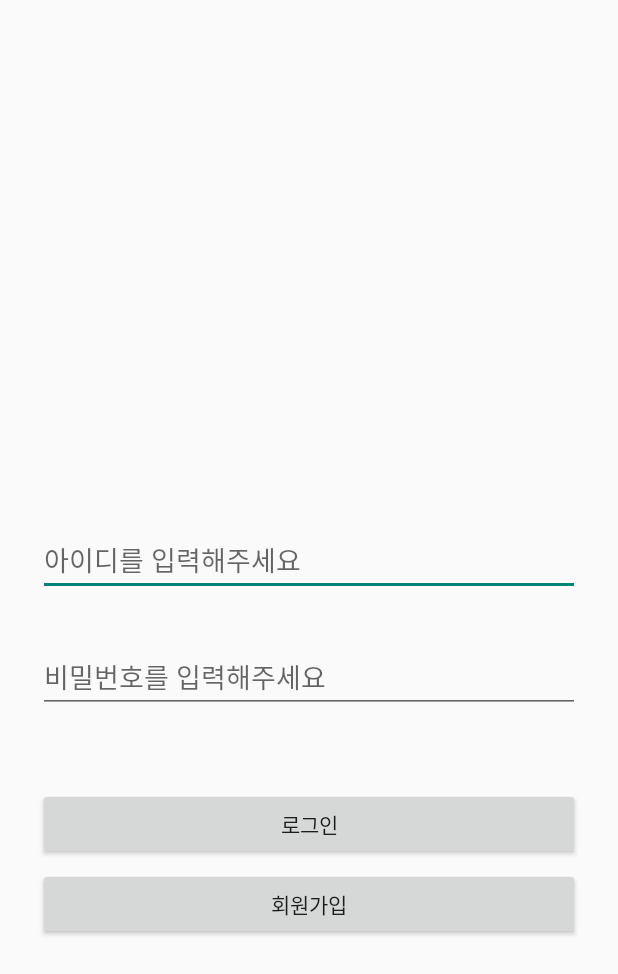
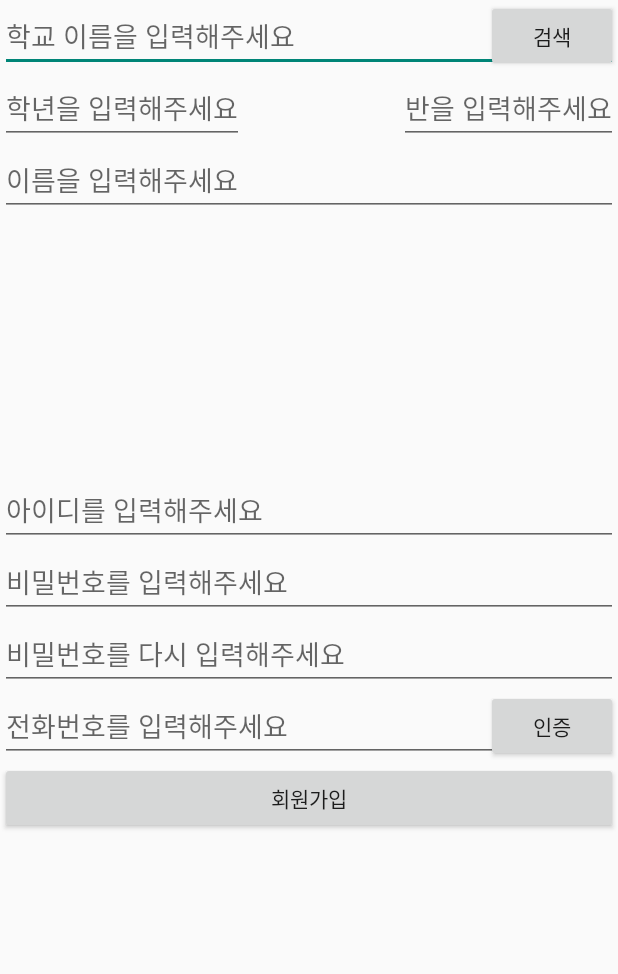
Before and after one commit to 100Seung-Min/school-meal-android, an Android app: the screen it shows after launch (LoginActivity before the commit, RegisterActivity after it), after a tap on "회원가입", on a phone screen of 412 x 824 dp. Shown: the top 974 px of the screen. Run offline under Robolectric (Android 15) with nearby library versions, the phone set to English and light mode, and no system bars; our stand-ins replace Dagger/Hilt's generated code, data binding.

Commit message:
회원가입 구현

```diff
--- /dev/null
+++ b/domain/src/main/java/com/example/domain/usecase/auth/SendMsgUseCase.kt
@@ -0,0 +1,11 @@
+package com.example.domain.usecase.auth
+
+import com.example.domain.repository.AuthRepository
+import javax.inject.Inject
+
+class SendMsgUseCase @Inject constructor(
+    private val authRepository: AuthRepository
+) {
+    suspend fun execute(phone: String) =
+        authRepository.sendMsg(phone)
+}
--- /dev/null
+++ b/domain/src/main/java/com/example/domain/usecase/auth/SignUpUseCase.kt
@@ -0,0 +1,12 @@
+package com.example.domain.usecase.auth
+
+import com.example.domain.param.SignUpParam
+import com.example.domain.repository.AuthRepository
+import javax.inject.Inject
+
+class SignUpUseCase @Inject constructor(
+    private val authRepository: AuthRepository
+) {
+    suspend fun execute(signUpParam: SignUpParam) =
+        authRepository.signUp(signUpParam)
+}
--- /dev/null
+++ b/domain/src/main/java/com/example/domain/usecase/school/SchoolInfoUseCase.kt
@@ -0,0 +1,11 @@
+package com.example.domain.usecase.school
+
+import com.example.domain.repository.SchoolRepository
+import javax.inject.Inject
+
+class SchoolInfoUseCase @Inject constructor(
+    private val schoolRepository: SchoolRepository
+){
+    suspend fun execute(schoolName: String) =
+        schoolRepository.schoolInfo(schoolName)
+}
--- /dev/null
+++ b/presentation/src/main/java/com/example/school_meal/ui/component/register/RegisterActivity.kt
@@ -0,0 +1,75 @@
+package com.example.school_meal.ui.component.register
+
+import android.content.Intent
+import android.util.Log
+import android.view.View
+import android.widget.Toast
+import androidx.activity.viewModels
+import androidx.core.view.isVisible
+import com.example.school_meal.R
+import com.example.school_meal.databinding.ActivityRegisterBinding
+import com.example.school_meal.ui.component.base.BaseActivity
+import com.example.school_meal.ui.component.login.LoginActivity
+import com.example.school_meal.ui.extension.removeDot
+import com.example.school_meal.viewmodel.RegisterViewModel
+import dagger.hilt.android.AndroidEntryPoint
+
+@AndroidEntryPoint
+class RegisterActivity : BaseActivity<ActivityRegisterBinding>(R.layout.activity_register) {
+    private val registerViewModel by viewModels<RegisterViewModel>()
+    override fun init() {
+        binding.register = this
+    }
+
+    override fun observe() {
+        observeSchool()
+        observeCurrentSchool()
+    }
+
+    private fun observeSchool() = registerViewModel.schoolInfo.observe(this) {
+        SchoolListFragment().show(supportFragmentManager, "schoolList")
+    }
+
+    private fun observeCurrentSchool() = registerViewModel.currentSchool.observe(this) {
+        binding.writeSchool.setText(it.schoolName.removeDot())
+    }
+
+    fun click(view: View) {
+        when (view.id) {
+            R.id.searchBtn -> {
+                registerViewModel.schoolInfo(binding.writeSchool.text.toString())
+            }
+            R.id.certifyBtn -> {
+                registerViewModel.sendMsg(binding.writePhone.text.toString())
+                binding.writeCertify.visibility = View.VISIBLE
+            }
+            R.id.registerBtn -> {
+                if (registerViewModel.currentSchool.value == null) {
+                    Toast.makeText(this, "학교가 선택되지 않았습니다.", Toast.LENGTH_SHORT).show()
+                } else if (binding.writeId.text.isNullOrBlank() || binding.writeClass.text.isNullOrBlank() || binding.writeClass.text.isNullOrBlank() || binding.writeName.text.isNullOrBlank() || binding.writePw.text.isNullOrBlank()) {
+                    Toast.makeText(this, "필수 정보가 입력되지 않았습니다.", Toast.LENGTH_SHORT).show()
+                } else if (binding.writePw.text.toString() != binding.writeRePw.text.toString()) {
+                    Toast.makeText(this, "비밀번호가 일치하지 않습니다.", Toast.LENGTH_SHORT).show()
+                }
+//                else if (!binding.writeCertify.isVisible) {
+//                    Toast.makeText(this, "핸드폰 인증을 진행해주세요..", Toast.LENGTH_SHORT).show()
+//                }
+//                else if (binding.writeCertify.text.toString() != registerViewModel.certifyNum.value) {
+//                    Toast.makeText(this, "인증번호가 일치하지 않습니다.", Toast.LENGTH_SHORT).show()
+//                }
+                else {
+                    registerViewModel.signUp(
+                        binding.writeId.text.toString(),
+                        binding.writePw.text.toString(),
+                        binding.writePhone.text.toString(),
+                        binding.writeClass.text.toString(),
+                        binding.writeGrade.text.toString(),
+                        binding.writeName.text.toString()
+                    )
+                    startActivity(Intent(this, LoginActivity::class.java))
+                    finish()
+                }
+            }
+        }
+    }
+}
--- /dev/null
+++ b/presentation/src/main/res/layout/activity_register.xml
@@ -0,0 +1,114 @@
+<?xml version="1.0" encoding="utf-8"?>
+<layout xmlns:android="http://schemas.android.com/apk/res/android"
+    xmlns:app="http://schemas.android.com/apk/res-auto">
+
+    <data>
+        <variable
+            name="register"
+            type="com.example.school_meal.ui.component.register.RegisterActivity" />
+    </data>
+
+    <androidx.constraintlayout.widget.ConstraintLayout
+        android:layout_width="match_parent"
+        android:layout_height="match_parent">
+
+        <androidx.constraintlayout.widget.ConstraintLayout
+            android:layout_width="match_parent"
+            android:layout_height="wrap_content"
+            app:layout_constraintTop_toTopOf="parent">
+            <EditText
+                android:id="@+id/writeSchool"
+                android:hint="학교 이름을 입력해주세요"
+                android:layout_width="match_parent"
+                android:layout_height="wrap_content"
+                app:layout_constraintTop_toTopOf="parent"/>
+            <androidx.appcompat.widget.AppCompatButton
+                android:id="@+id/searchBtn"
+                android:onClick="@{register::click}"
+                android:layout_width="wrap_content"
+                android:layout_height="0dp"
+                app:layout_constraintTop_toTopOf="@id/writeSchool"
+                app:layout_constraintBottom_toBottomOf="@id/writeSchool"
+                app:layout_constraintEnd_toEndOf="@id/writeSchool"
+                android:text="검색"/>
+            <EditText
+                android:id="@+id/writeGrade"
+                android:layout_width="wrap_content"
+                app:layout_constraintStart_toStartOf="parent"
+                android:hint="학년을 입력해주세요"
+                android:layout_height="wrap_content"
+                app:layout_constraintTop_toBottomOf="@id/writeSchool"/>
+            <EditText
+                android:id="@+id/writeClass"
+                android:layout_width="wrap_content"
+                app:layout_constraintEnd_toEndOf="parent"
+                android:hint="반을 입력해주세요"
+                android:layout_height="wrap_content"
+                app:layout_constraintTop_toBottomOf="@id/writeSchool"/>
+            <EditText
+                android:id="@+id/writeName"
+                android:layout_width="match_parent"
+                android:layout_height="wrap_content"
+                android:hint="이름을 입력해주세요"
+                app:layout_constraintTop_toBottomOf="@id/writeGrade"/>
+        </androidx.constraintlayout.widget.ConstraintLayout>
+
+        <androidx.constraintlayout.widget.ConstraintLayout
+            android:id="@+id/registerLayout"
+            android:layout_width="match_parent"
+            android:layout_height="wrap_content"
+            app:layout_constraintTop_toTopOf="parent"
+            app:layout_constraintBottom_toBottomOf="parent"
+            android:orientation="vertical">
+            <EditText
+                android:id="@+id/writeId"
+                android:layout_width="match_parent"
+                android:layout_height="wrap_content"
+                app:layout_constraintTop_toTopOf="parent"
+                android:hint="아이디를 입력해주세요"/>
+            <EditText
+                android:id="@+id/writePw"
+                android:layout_width="match_parent"
+                android:layout_height="wrap_content"
+                app:layout_constraintTop_toBottomOf="@id/writeId"
+                android:hint="비밀번호를 입력해주세요"/>
+            <EditText
+                android:id="@+id/writeRePw"
+                android:layout_width="match_parent"
+                android:layout_height="match_parent"
+                app:layout_constraintTop_toBottomOf="@id/writePw"
+                android:hint="비밀번호를 다시 입력해주세요"/>
+            <EditText
+                android:id="@+id/writePhone"
+                android:hint="전화번호를 입력해주세요"
+                android:layout_width="match_parent"
+                android:layout_height="wrap_content"
+                app:layout_constraintTop_toBottomOf="@id/writeRePw"/>
+            <androidx.appcompat.widget.AppCompatButton
+                android:id="@+id/certifyBtn"
+                android:onClick="@{register::click}"
+                android:layout_width="wrap_content"
+                android:layout_height="0dp"
+                app:layout_constraintTop_toTopOf="@id/writePhone"
+                app:layout_constraintBottom_toBottomOf="@id/writePhone"
+                app:layout_constraintEnd_toEndOf="@id/writePhone"
+                android:text="인증"/>
+            <EditText
+                android:visibility="gone"
+                android:id="@+id/writeCertify"
+                android:layout_width="match_parent"
+                android:layout_height="wrap_content"
+                android:hint="인증번호를 입력해주세요"
+                app:layout_constraintTop_toBottomOf="@id/writePhone"/>
+        </androidx.constraintlayout.widget.ConstraintLayout>
+
+        <androidx.appcompat.widget.AppCompatButton
+            android:id="@+id/registerBtn"
+            android:onClick="@{register::click}"
+            android:layout_width="match_parent"
+            android:layout_height="wrap_content"
+            android:text="회원가입"
+            app:layout_constraintTop_toBottomOf="@id/registerLayout"/>
+
+    </androidx.constraintlayout.widget.ConstraintLayout>
+</layout>
--- a/presentation/src/main/res/layout/item_school.xml
+++ b/presentation/src/main/res/layout/item_school.xml
@@ -4,7 +4,7 @@
     <data>
         <variable
             name="schoolItem"
-            type="com.example.domain.entity.SchoolEntity.SchoolInfo.InfoRow" />
+            type="com.example.domain.entity.SchoolInfoEntity.SchoolInfo" />
     </data>
 
     <androidx.constraintlayout.widget.ConstraintLayout
@@ -13,10 +13,10 @@
 
         <TextView
             android:id="@+id/find_school_text"
+            android:text="@{schoolItem.schoolName}"
             android:layout_width="match_parent"
             android:layout_height="match_parent"
-            android:textSize="30sp"
-            android:text="@{schoolItem.schoolName}" />
+            android:textSize="30sp" />
 
     </androidx.constraintlayout.widget.ConstraintLayout>
 </layout>
```
Also changed, not shown: presentation/src/main/java/com/example/school_meal/ui/adapter/SchoolAdapter.kt (added, +36 -0 lines), presentation/src/main/java/com/example/school_meal/ui/component/register/SchoolListFragment.kt (added, +35 -0 lines), presentation/src/main/java/com/example/school_meal/viewmodel/RegisterViewModel.kt (added, +79 -0 lines), presentation/src/main/res/layout/fragment_school_list.xml (added, +19 -0 lines).
